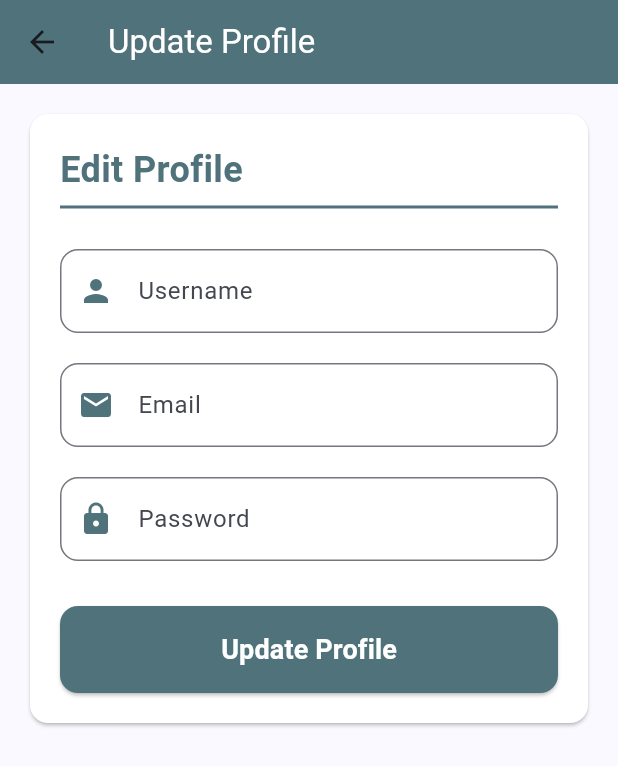
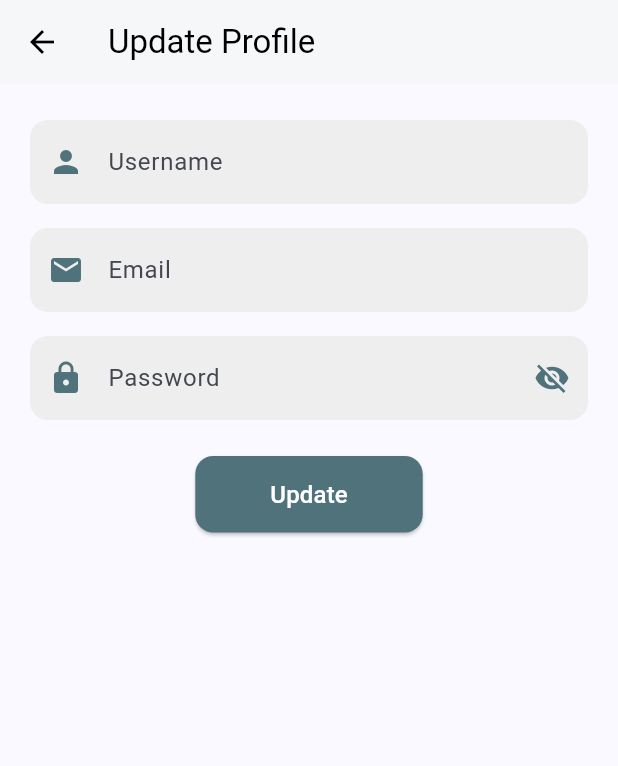
Before and after one commit to bintangyosua/EMMA, a Flutter app: the screen it shows once a user with an empty profile is signed in, item 3 of the bottom bar chosen, after a tap on "Update Profile", on a phone screen of 412 x 824 dp. Shown: the top 766 px of the screen. Run offline on Flutter 3.47's test engine with Material 3 defaults, Android fonts, the phone set to English and light mode, and no system bars; our stand-ins replace cloud_firestore, firebase_auth, firebase_core, flutter_dotenv, google_generative_ai; accounts and stored records are empty.

Commit message:
Update tampilan profile dan update profile

```diff
--- a/lib/navigation-bar/navigation-bar.dart
+++ b/lib/navigation-bar/navigation-bar.dart
@@ -18,7 +18,6 @@ class _NavigationExampleState extends State<NavigationExample> {
 
   String? username;
   String? email;
-  String? password;
 
   @override
   void initState() {
@@ -38,16 +37,19 @@ class _NavigationExampleState extends State<NavigationExample> {
       setState(() {
         username = userDoc['name'];
         email = userDoc['email'];
-        password = userDoc['password'];
       });
     }
+  }
+
+  Future<void> refreshUserData() async {
+    await fetchUserData();
   }
 
   @override
   Widget build(BuildContext context) {
     final ThemeData theme = Theme.of(context);
     return Scaffold(
-      backgroundColor: Colors.white, // Set the entire background to white
+      backgroundColor: Colors.white,
       bottomNavigationBar: NavigationBarTheme(
         data: NavigationBarThemeData(
           indicatorColor: AppColors.color1,
@@ -70,11 +72,9 @@ class _NavigationExampleState extends State<NavigationExample> {
               label: 'Home',
             ),
             NavigationDestination(
-              selectedIcon: Icon(Icons.notifications,
-                  color: Colors.black), // Change icon to notifications
-              icon: Icon(Icons.notifications_outlined,
-                  color: Colors.black54), // Change icon to notifications
-              label: 'Notifications', // Change label to Notifications
+              selectedIcon: Icon(Icons.notifications, color: Colors.black),
+              icon: Icon(Icons.notifications_outlined, color: Colors.black54),
+              label: 'Notifications',
             ),
             NavigationDestination(
               selectedIcon: Icon(Icons.person, color: Colors.black),
@@ -86,68 +86,14 @@ class _NavigationExampleState extends State<NavigationExample> {
       ),
       body: <Widget>[
         EisenhowerMatrixPage(),
-        // Notifications Section
-        const Padding(
-          padding: EdgeInsets.all(8.0),
-          child: Column(
-            children: <Widget>[
-              Card(
-                margin: EdgeInsets.symmetric(vertical: 8.0, horizontal: 12.0),
-                shape: RoundedRectangleBorder(
-                  borderRadius: BorderRadius.all(Radius.circular(10.0)),
-                ),
-                color: Colors.white, // White background for the card
-                elevation: 3, // Minimal elevation for a sleek look
-                child: ListTile(
-                  leading:
-                      Icon(Icons.notifications_sharp, color: AppColors.color2),
-                  title: Text('Notification 1'),
-                  subtitle: Text('This is a notification'),
-                ),
-              ),
-              Card(
-                margin: EdgeInsets.symmetric(vertical: 8.0, horizontal: 12.0),
-                shape: RoundedRectangleBorder(
-                  borderRadius: BorderRadius.all(Radius.circular(10.0)),
-                ),
-                color: Colors.white, // White background for the card
-                elevation: 3, // Minimal elevation for a sleek look
-                child: ListTile(
-                  leading:
-                      Icon(Icons.notifications_sharp, color: AppColors.color2),
-                  title: Text('Notification 2'),
-                  subtitle: Text('This is a notification'),
-                ),
-              ),
-            ],
-          ),
-        ),
+        const Center(child: Text("Notifications Page")),
         username != null
             ? SingleChildScrollView(
                 padding: const EdgeInsets.all(16.0),
                 child: Column(
                   crossAxisAlignment: CrossAxisAlignment.start,
                   children: [
-                    Row(
-                      crossAxisAlignment: CrossAxisAlignment.center,
-                      children: [
-                        Image.asset(
-                          'assets/images/logo.png',
-                          height: 30,
-                        ),
-                        const SizedBox(width: 10),
-                        Text(
-                          'EMMA',
-                          style: theme.textTheme.headlineMedium?.copyWith(
-                            color: Colors.black,
-                            fontWeight: FontWeight.bold,
-                            fontSize: 26.0,
-                          ),
-                        ),
-                      ],
-                    ),
                     const SizedBox(height: 16.0),
-                    // Profile Text
                     Center(
                       child: Text(
                         'Profile',
@@ -159,17 +105,41 @@ class _NavigationExampleState extends State<NavigationExample> {
                       ),
                     ),
                     const SizedBox(height: 16.0),
-                    // Profile Icon
                     Center(
-                      child: CircleAvatar(
+                      child: Column(
+                        children: [
+                          CircleAvatar(
                             radius: 50,
-                        backgroundColor:
-                            const Color.fromARGB(255, 101, 101, 101),
+                            backgroundColor: const Color.fromARGB(255, 101, 101, 101),
                             child: const Icon(
                               Icons.person,
                               size: 60,
                               color: Colors.white,
                             ),
+                          ),
+                          const SizedBox(height: 8.0),
+                          GestureDetector(
+                            onTap: () async {
+                              await Navigator.push(
+                                context,
+                                MaterialPageRoute(
+                                  builder: (context) => UpdateProfilePage(),
+                                ),
+                              );
+                              // Refresh user data after returning from update profile page
+                              await refreshUserData();
+                            },
+                            child: Text(
+                              "Update Profile",
+                              style: TextStyle(
+                                fontSize: 16,
+                                color: AppColors.color2,
+                                fontWeight: FontWeight.w600,
+                                decoration: TextDecoration.underline,
+                              ),
+                            ),
+                          ),
+                        ],
                       ),
                     ),
                     const SizedBox(height: 16.0),
@@ -178,8 +148,7 @@ class _NavigationExampleState extends State<NavigationExample> {
                       color: Colors.white,
                       margin: const EdgeInsets.symmetric(vertical: 8.0),
                       child: ListTile(
-                        leading:
-                            const Icon(Icons.person, color: AppColors.color2),
+                        leading: const Icon(Icons.person, color: AppColors.color2),
                         title: const Text('Username'),
                         subtitle: Text(username!),
                       ),
@@ -188,60 +157,15 @@ class _NavigationExampleState extends State<NavigationExample> {
                       margin: const EdgeInsets.symmetric(vertical: 8.0),
                       color: Colors.white,
                       child: ListTile(
-                        leading:
-                            const Icon(Icons.email, color: AppColors.color2),
+                        leading: const Icon(Icons.email, color: AppColors.color2),
                         title: const Text('Email'),
                         subtitle: Text(email!),
                       ),
                     ),
-                    Card(
-                      margin: const EdgeInsets.symmetric(vertical: 8.0),
-                      color: Colors.white,
-                      child: ListTile(
-                        leading:
-                            const Icon(Icons.lock, color: AppColors.color2),
-                        title: const Text('Password'),
-                        subtitle: Text('*************'),
-                      ),
-                    ),
                     const SizedBox(height: 20),
                     Center(
-                      child: Column(
-                        children: [
-                          SizedBox(
-                            width:
-                                200, // Set the width to ensure both buttons are the same size
-                            child: ElevatedButton(
-                              style: ElevatedButton.styleFrom(
-                                backgroundColor: AppColors.color2,
-                                padding: const EdgeInsets.symmetric(
-                                  vertical: 12,
-                                  horizontal: 32,
-                                ),
-                                shape: RoundedRectangleBorder(
-                                  borderRadius: BorderRadius.circular(20.0),
-                                ),
-                              ),
-                              onPressed: () {
-                                Navigator.push(
-                                  context,
-                                  MaterialPageRoute(
-                                      builder: (context) =>
-                                          UpdateProfilePage()),
-                                );
-                              },
-                              child: const Text(
-                                "Update Profile",
-                                style: TextStyle(
-                                    fontSize: 16, color: Colors.white),
-                              ),
-                            ),
-                          ),
-                          const SizedBox(
-                              height: 20), // Add some spacing between buttons
-                          SizedBox(
-                            width:
-                                200, // Set the width to ensure both buttons are the same size
+                      child: SizedBox(
+                        width: 200,
                         child: ElevatedButton(
                           style: ElevatedButton.styleFrom(
                             backgroundColor: AppColors.color4,
@@ -256,19 +180,14 @@ class _NavigationExampleState extends State<NavigationExample> {
                           onPressed: () {
                             Navigator.push(
                               context,
-                                  MaterialPageRoute(
-                                      builder: (context) =>
-                                          LoginScreen()), // Replace with your login page
+                              MaterialPageRoute(builder: (context) => LoginScreen()),
                             );
                           },
                           child: const Text(
                             "Log Out",
-                                style: TextStyle(
-                                    fontSize: 16, color: Colors.white),
+                            style: TextStyle(fontSize: 16, color: Colors.white),
                           ),
                         ),
-                          ),
-                        ],
                       ),
                     ),
                   ],
--- a/lib/navigation-bar/update_profile.dart
+++ b/lib/navigation-bar/update_profile.dart
@@ -12,6 +12,9 @@ class _UpdateProfilePageState extends State<UpdateProfilePage> {
   final _usernameController = TextEditingController();
   final _emailController = TextEditingController();
   final _passwordController = TextEditingController();
+  bool _isPasswordChanged =
+      false;
+  bool _isPasswordVisible = false;
   String? _errorMessage;
 
   @override
@@ -31,39 +34,66 @@ class _UpdateProfilePageState extends State<UpdateProfilePage> {
 
       _usernameController.text = userDoc['name'];
       _emailController.text = userDoc['email'];
-      _passwordController.text = userDoc['password'];
+      _passwordController.text = decryptPassword(userDoc['password']);
     }
+  }
+
+  String decryptPassword(String encryptedPassword) {
+    return encryptedPassword; // Placeholder
+  }
+
+  String encryptPassword(String plainPassword) {
+    return plainPassword; // Placeholder
   }
 
   Future<void> updateProfile() async {
     try {
       User? currentUser = FirebaseAuth.instance.currentUser;
       if (currentUser != null) {
-        // Update Firestore document
+        Map<String, dynamic> updatedData = {
+          'name': _usernameController.text,
+          'email': _emailController.text,
+        };
+
+        // Cek jika password diubah
+        if (_isPasswordChanged) {
+          String encryptedPassword = encryptPassword(_passwordController.text);
+          updatedData['password'] = encryptedPassword;
+
+          // Perbarui password di FirebaseAuth
+          await currentUser.updatePassword(_passwordController.text);
+        }
+
+        // Perbarui data di Firestore
         await FirebaseFirestore.instance
             .collection('users')
             .doc(currentUser.uid)
-            .update({
-          'name': _usernameController.text,
-          'email': _emailController.text,
-          'password': _passwordController.text,
-        });
+            .update(updatedData);
 
-        // Optionally, update the Firebase Auth email or password
+        // Cek jika email diubah dan pastikan pengguna sudah memverifikasi emailnya
+        if (_emailController.text != currentUser.email) {
+          if (currentUser.emailVerified) {
             await currentUser.updateEmail(_emailController.text);
-        await currentUser.updatePassword(_passwordController.text);
+          } else {
+            // Jika email belum terverifikasi, kirimkan email verifikasi
+            await currentUser.sendEmailVerification();
+            ScaffoldMessenger.of(context).showSnackBar(const SnackBar(
+              content: Text("Please verify your email before updating it."),
+            ));
+            return;
+          }
+        }
 
-        // Show a success message
         ScaffoldMessenger.of(context).showSnackBar(const SnackBar(
           content: Text("Profile updated successfully!"),
         ));
 
-        // Navigate back to profile page
         Navigator.pop(context);
       }
     } catch (e) {
       setState(() {
-        _errorMessage = "Update failed. Please try again.";
+        _errorMessage =
+            e.toString();
       });
     }
   }
@@ -72,93 +102,61 @@ class _UpdateProfilePageState extends State<UpdateProfilePage> {
   Widget build(BuildContext context) {
     return Scaffold(
       appBar: AppBar(
-        title: const Text(
+        title: Align(
+          alignment: Alignment.centerLeft,
+          child: const Text(
             "Update Profile",
-          style: TextStyle(color: Colors.white),
+            style: TextStyle(color: Colors.black),
           ),
-        backgroundColor: AppColors.color2,
+        ),
+        backgroundColor: Colors.white,
+        elevation: 1,
+        iconTheme: const IconThemeData(color: Colors.black),
       ),
       body: SingleChildScrollView(
         child: Padding(
-          padding: const EdgeInsets.all(16.0),
-          child: Card(
-            color: Colors.white,
-            child: Padding(
-              padding: const EdgeInsets.all(20.0),
+          padding: const EdgeInsets.symmetric(horizontal: 20.0, vertical: 24.0),
           child: Column(
-                crossAxisAlignment: CrossAxisAlignment.start,
+            crossAxisAlignment: CrossAxisAlignment
+                .center,
             children: [
-                  const Text(
-                    "Edit Profile",
-                    style: TextStyle(
-                      fontSize: 24,
-                      fontWeight: FontWeight.bold,
-                      color: AppColors.color2,
+              _buildTextField(
+                controller: _usernameController,
+                label: "Username",
+                icon: Icons.person,
               ),
+              const SizedBox(height: 16),
+              _buildTextField(
+                controller: _emailController,
+                label: "Email",
+                icon: Icons.email,
+                inputType: TextInputType.emailAddress,
               ),
-                  const Divider(thickness: 2, color: AppColors.color2),
-                  const SizedBox(height: 20),
-                  TextField(
-                    controller: _usernameController,
-                    decoration: InputDecoration(
-                      labelText: 'Username',
-                      prefixIcon: Icon(Icons.person, color: AppColors.color2),
-                      border: OutlineInputBorder(
-                        borderRadius: BorderRadius.circular(12),
-                      ),
-                    ),
-                  ),
-                  const SizedBox(height: 20),
-                  TextField(
-                    controller: _emailController,
-                    decoration: InputDecoration(
-                      labelText: 'Email',
-                      prefixIcon: Icon(Icons.email, color: AppColors.color2),
-                      border: OutlineInputBorder(
-                        borderRadius: BorderRadius.circular(12),
-                      ),
-                    ),
-                    keyboardType: TextInputType.emailAddress,
-                  ),
-                  const SizedBox(height: 20),
-                  TextField(
-                    controller: _passwordController,
-                    decoration: InputDecoration(
-                      labelText: 'Password',
-                      prefixIcon: Icon(Icons.lock, color: AppColors.color2),
-                      border: OutlineInputBorder(
-                        borderRadius: BorderRadius.circular(12),
-                      ),
-                    ),
-                    obscureText: true,
-                  ),
+              const SizedBox(height: 16),
+              _buildPasswordField(),
               if (_errorMessage != null)
                 Padding(
-                      padding: const EdgeInsets.only(top: 10),
+                  padding: const EdgeInsets.only(top: 12.0),
                   child: Text(
                     _errorMessage!,
                     style: const TextStyle(color: Colors.red),
                   ),
                 ),
-                  const SizedBox(height: 30),
-                  SizedBox(
-                    width: double.infinity,
+              const SizedBox(height: 24),
+              Center(
                 child: ElevatedButton(
                   onPressed: updateProfile,
                   style: ElevatedButton.styleFrom(
                     backgroundColor: AppColors.color2,
-                        padding: const EdgeInsets.symmetric(vertical: 16),
+                    padding: const EdgeInsets.symmetric(
+                        vertical: 14, horizontal: 50),
                     shape: RoundedRectangleBorder(
                       borderRadius: BorderRadius.circular(12),
                     ),
                   ),
                   child: const Text(
-                        "Update Profile",
-                        style: TextStyle(
-                          fontSize: 18,
-                          fontWeight: FontWeight.bold,
-                          color: Colors.white,
-                        ),
+                    "Update",
+                    style: TextStyle(fontSize: 16, color: Colors.white),
                   ),
                 ),
               ),
@@ -166,6 +164,67 @@ class _UpdateProfilePageState extends State<UpdateProfilePage> {
           ),
         ),
       ),
+    );
+  }
+
+  Widget _buildTextField({
+    required TextEditingController controller,
+    required String label,
+    required IconData icon,
+    TextInputType inputType = TextInputType.text,
+  }) {
+    return TextField(
+      controller: controller,
+      keyboardType: inputType,
+      decoration: InputDecoration(
+        labelText: label,
+        prefixIcon: Icon(icon, color: AppColors.color2),
+        filled: true,
+        fillColor: Colors.grey[200],
+        border: OutlineInputBorder(
+          borderRadius: BorderRadius.circular(12),
+          borderSide: BorderSide.none,
+        ),
+        focusedBorder: OutlineInputBorder(
+          borderSide: BorderSide(color: AppColors.color2, width: 2),
+          borderRadius: BorderRadius.circular(12),
+        ),
+      ),
+    );
+  }
+
+  Widget _buildPasswordField() {
+    return TextField(
+      controller: _passwordController,
+      obscureText: !_isPasswordVisible,
+      onChanged: (value) {
+        if (value != decryptPassword(_passwordController.text)) {
+          _isPasswordChanged = true;
+        }
+      },
+      decoration: InputDecoration(
+        labelText: "Password",
+        prefixIcon: const Icon(Icons.lock, color: AppColors.color2),
+        suffixIcon: IconButton(
+          icon: Icon(
+            _isPasswordVisible ? Icons.visibility : Icons.visibility_off,
+            color: AppColors.color2,
+          ),
+          onPressed: () {
+            setState(() {
+              _isPasswordVisible = !_isPasswordVisible;
+            });
+          },
+        ),
+        filled: true,
+        fillColor: Colors.grey[200],
+        border: OutlineInputBorder(
+          borderRadius: BorderRadius.circular(12),
+          borderSide: BorderSide.none,
+        ),
+        focusedBorder: OutlineInputBorder(
+          borderSide: BorderSide(color: AppColors.color2, width: 2),
+          borderRadius: BorderRadius.circular(12),
         ),
       ),
     );
```
Lines whose indentation alone changed are shown as unchanged.
